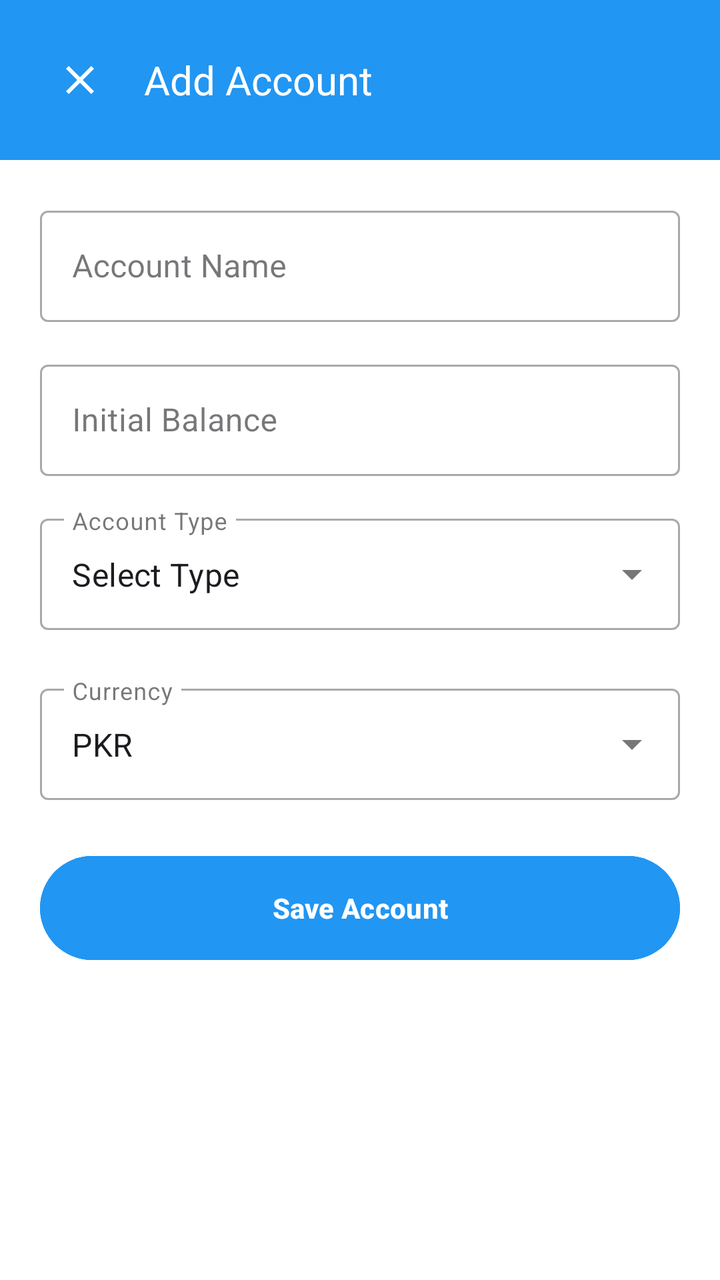
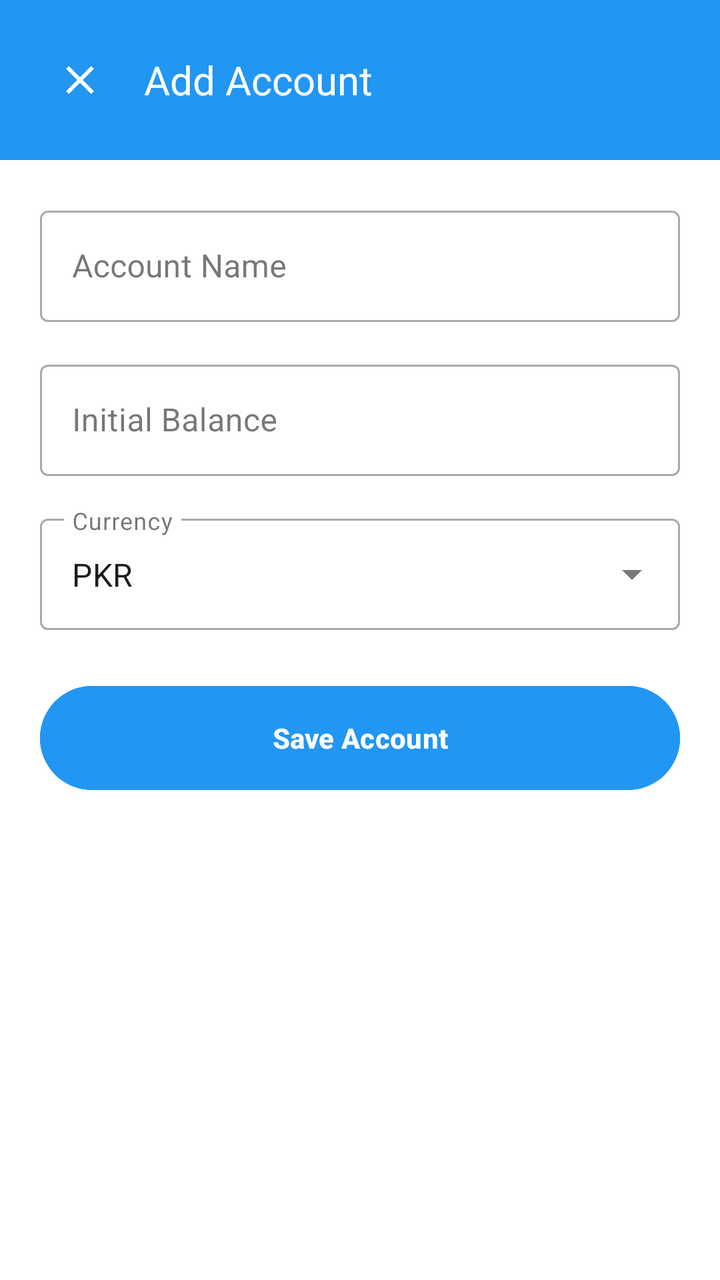

Screens rendered from an Android XML layout before and after an edit, with the pre-edit source and the edit as a unified diff.
<!-- AndroidManifest.xml: application theme Theme.ExpenseTracker -->
<!-- res/layout/activity_add_account.xml -->
<?xml version="1.0" encoding="utf-8"?>
<RelativeLayout xmlns:android="http://schemas.android.com/apk/res/android"
    xmlns:app="http://schemas.android.com/apk/res-auto"
    android:layout_width="match_parent"
    android:layout_height="match_parent"
    android:background="@android:color/white">

    <RelativeLayout
        android:id="@+id/header"
        android:layout_width="match_parent"
        android:layout_height="80dp"
        android:background="@color/dot_active"
        android:paddingHorizontal="16dp">

        <ImageButton
            android:id="@+id/btnClose"
            android:layout_width="48dp"
            android:layout_height="48dp"
            android:layout_centerVertical="true"
            android:background="?attr/selectableItemBackgroundBorderless"
            android:src="@drawable/ic_close"
            app:tint="@android:color/white" />

        <TextView
            android:layout_width="wrap_content"
            android:layout_height="wrap_content"
            android:layout_centerVertical="true"
            android:layout_marginStart="8dp"
            android:layout_toEndOf="@id/btnClose"
            android:text="Add Account"
            android:textColor="@android:color/white"
            android:textSize="20sp"
            android:textStyle="normal" />
    </RelativeLayout>

    <LinearLayout
        android:layout_width="match_parent"
        android:layout_height="wrap_content"
        android:layout_below="@id/header"
        android:orientation="vertical"
        android:padding="20dp">

        <com.google.android.material.textfield.TextInputLayout
            style="@style/Widget.MaterialComponents.TextInputLayout.OutlinedBox"
            android:layout_width="match_parent"
            android:layout_height="wrap_content"
            android:layout_marginBottom="16dp"
            android:hint="Account Name">

            <com.google.android.material.textfield.TextInputEditText
                android:id="@+id/etAccountName"
                android:layout_width="match_parent"
                android:layout_height="wrap_content"
                android:inputType="textCapWords" />
        </com.google.android.material.textfield.TextInputLayout>

        <com.google.android.material.textfield.TextInputLayout
            style="@style/Widget.MaterialComponents.TextInputLayout.OutlinedBox"
            android:layout_width="match_parent"
            android:layout_height="wrap_content"
            android:layout_marginBottom="16dp"
            android:hint="Initial Balance">

            <com.google.android.material.textfield.TextInputEditText
                android:id="@+id/etInitialBalance"
                android:layout_width="match_parent"
                android:layout_height="wrap_content"
                android:inputType="numberDecimal" />
        </com.google.android.material.textfield.TextInputLayout>

        <com.google.android.material.textfield.TextInputLayout
            android:id="@+id/input_type_layout"
            style="@style/Widget.MaterialComponents.TextInputLayout.OutlinedBox.ExposedDropdownMenu"
            android:layout_width="match_parent"
            android:layout_height="wrap_content"
            android:layout_marginBottom="24dp"
            android:hint="Account Type">

            <AutoCompleteTextView
                android:id="@+id/spinnerAccountType"
                android:layout_width="match_parent"
                android:layout_height="wrap_content"
                android:inputType="none"
                android:text="Select Type" />
        </com.google.android.material.textfield.TextInputLayout>

        <com.google.android.material.textfield.TextInputLayout
            android:id="@+id/menu_currency"
            style="@style/Widget.MaterialComponents.TextInputLayout.OutlinedBox.ExposedDropdownMenu"
            android:layout_width="match_parent"
            android:layout_height="wrap_content"
            android:layout_marginBottom="24dp"
            android:hint="Currency" >

            <AutoCompleteTextView
                android:id="@+id/autoCompleteCurrency"
                android:layout_width="match_parent"
                android:layout_height="wrap_content"
                android:inputType="none"
                android:text="PKR" />

        </com.google.android.material.textfield.TextInputLayout>

        <Button
            android:id="@+id/btnSaveAccount"
            android:layout_width="match_parent"
            android:layout_height="60dp"
            android:backgroundTint="@color/dot_active"
            android:text="Save Account"
            android:textColor="@android:color/white"
            android:textStyle="bold" />

    </LinearLayout>
</RelativeLayout>
<!-- resources referenced by this layout -->
<resources>
  <color name="dot_active">#2196F3</color>
  <!-- drawable ic_close (drawable) -->
  <vector xmlns:android="http://schemas.android.com/apk/res/android"
      android:width="24dp"
      android:height="24dp"
      android:viewportWidth="960"
      android:viewportHeight="960">
    <path
        android:pathData="m256,760 l-56,-56 224,-224 -224,-224 56,-56 224,224 224,-224 56,56 -224,224 224,224 -56,56 -224,-224 -224,224Z"
        android:fillColor="#e3e3e3"/>
  </vector>
  <style name="Theme.ExpenseTracker" parent="Base.Theme.ExpenseTracker" />
  <style name="Base.Theme.ExpenseTracker" parent="Theme.Material3.DayNight.NoActionBar">
          
          
      </style>
</resources>

<!-- the commit's change to res/layout/activity_add_account.xml (unified diff, before → after) -->
@@ -69,22 +69,6 @@
         </com.google.android.material.textfield.TextInputLayout>
 
         <com.google.android.material.textfield.TextInputLayout
-            android:id="@+id/input_type_layout"
-            style="@style/Widget.MaterialComponents.TextInputLayout.OutlinedBox.ExposedDropdownMenu"
-            android:layout_width="match_parent"
-            android:layout_height="wrap_content"
-            android:layout_marginBottom="24dp"
-            android:hint="Account Type">
-
-            <AutoCompleteTextView
-                android:id="@+id/spinnerAccountType"
-                android:layout_width="match_parent"
-                android:layout_height="wrap_content"
-                android:inputType="none"
-                android:text="Select Type" />
-        </com.google.android.material.textfield.TextInputLayout>
-
-        <com.google.android.material.textfield.TextInputLayout
             android:id="@+id/menu_currency"
             style="@style/Widget.MaterialComponents.TextInputLayout.OutlinedBox.ExposedDropdownMenu"
             android:layout_width="match_parent"
